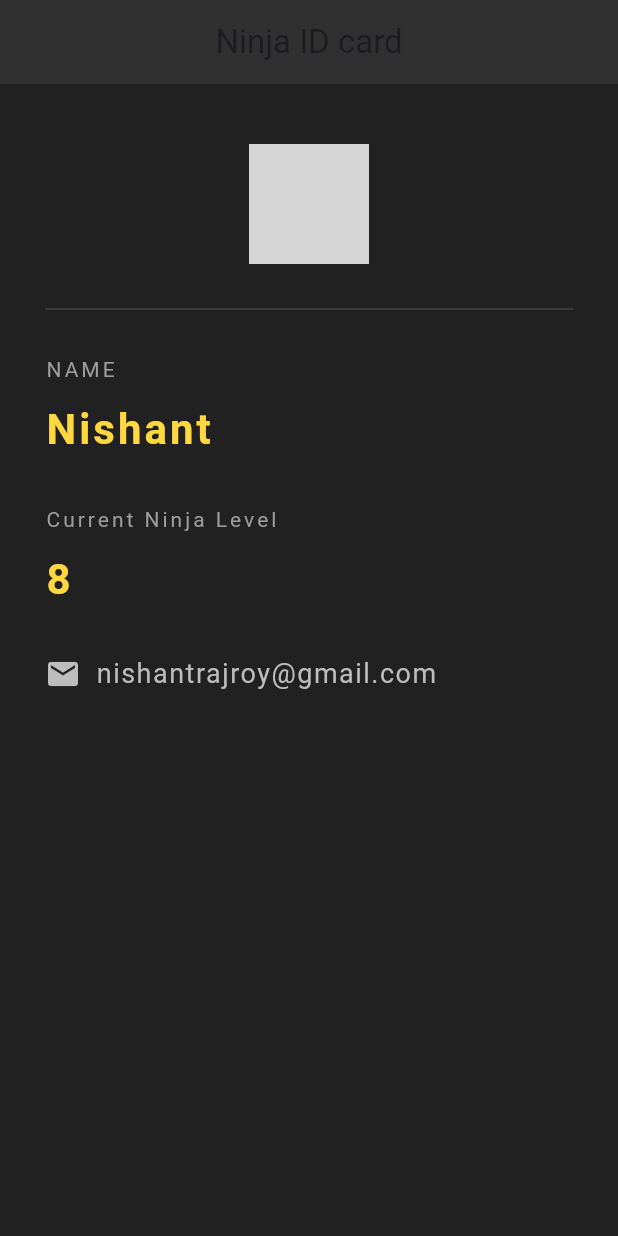
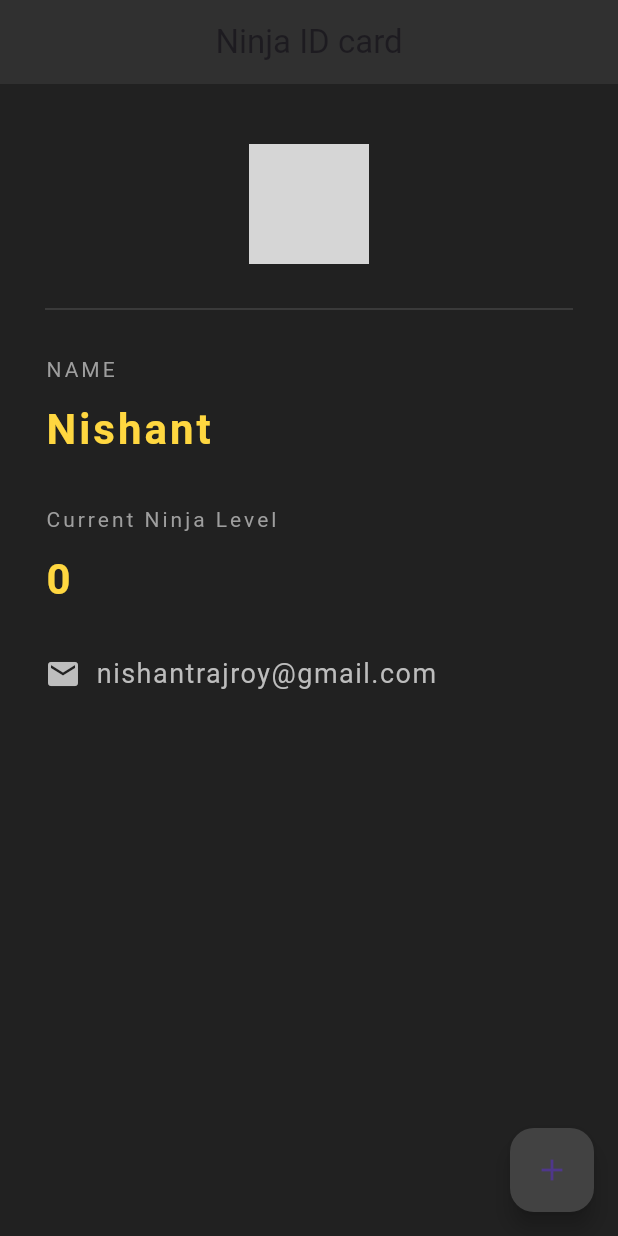
Before and after one commit to GaryChettiar/ninja_id, a Flutter app: the screen it shows after launch, on a phone screen of 412 x 824 dp. Run offline on Flutter 3.47's test engine with Material 3 defaults, Android fonts, the phone set to English and light mode, and no system bars; grey boxes are pictures that could not be loaded.

Commit message:
added stateful widget

```diff
--- a/lib/main.dart
+++ b/lib/main.dart
@@ -3,10 +3,16 @@ import 'package:flutter/material.dart';
 void main() {
   runApp(const HomePage());
 }
-class HomePage extends StatelessWidget {
+class HomePage extends StatefulWidget {
   const HomePage
 ({super.key});
 
+  @override
+  State<HomePage> createState() => _HomePageState();
+}
+
+class _HomePageState extends State<HomePage> {
+  int ninjaLevel = 0;
   @override
   Widget build(BuildContext context) {
     return  MaterialApp(
@@ -19,6 +25,9 @@ class HomePage extends StatelessWidget {
           backgroundColor: Colors.grey[850],
           elevation: 0,
           ),
+          floatingActionButton: FloatingActionButton(onPressed: (){setState(() {
+            ninjaLevel += 1;
+          });}, child: Icon(Icons.add),backgroundColor: Colors.grey[800],),
       body: Padding(padding: EdgeInsets.fromLTRB(30 , 40, 30, 0),
                 child: Column(
                   crossAxisAlignment: CrossAxisAlignment.start,
@@ -56,7 +65,7 @@ class HomePage extends StatelessWidget {
                     const SizedBox(
                       height: 10,
                     ),
-                    Text("8",
+                    Text('$ninjaLevel',
                     style: TextStyle(
                       color: Colors.amberAccent[200],
                       letterSpacing: 2,
```
